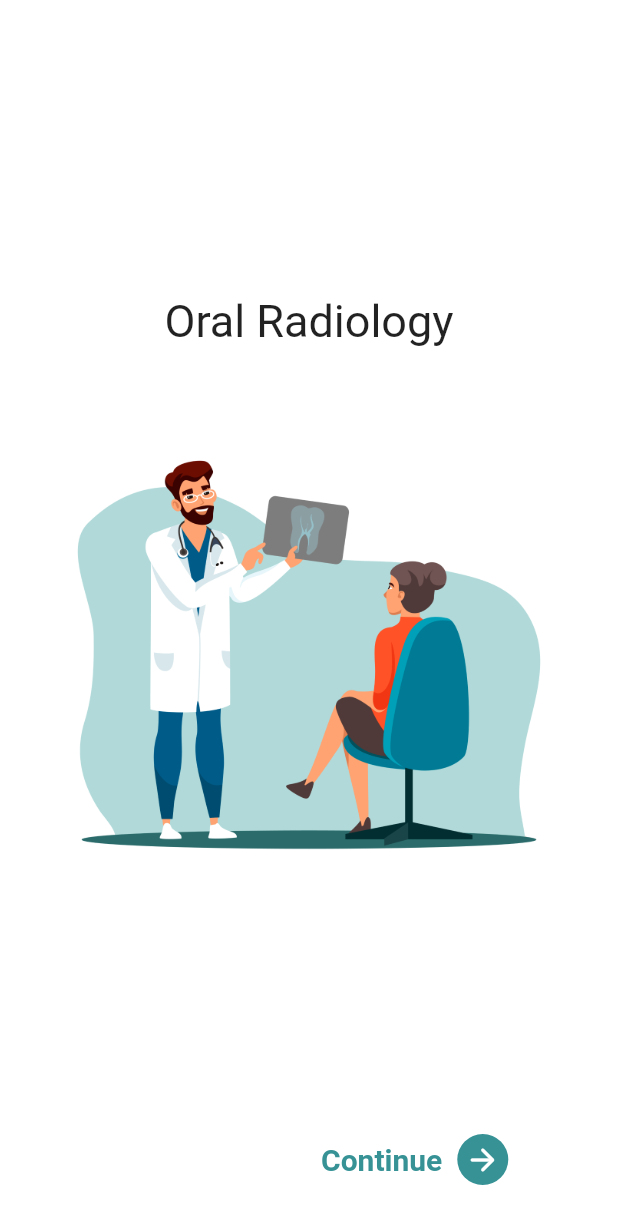
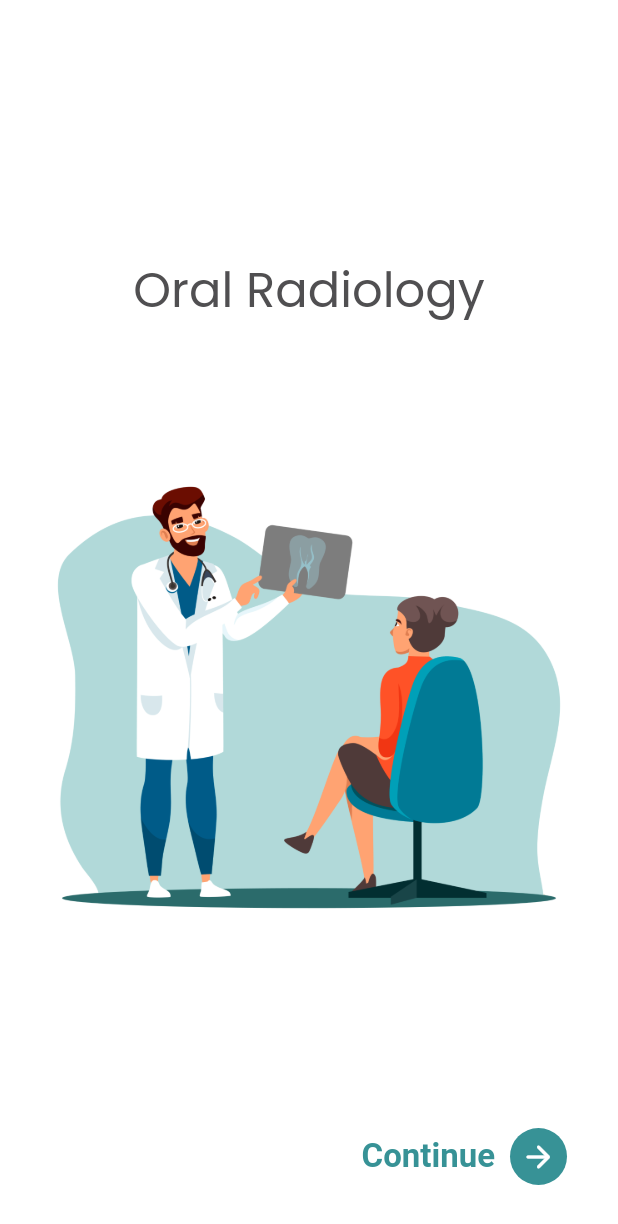
Before and after one commit to IndarMuis/dentalk-anatomy, a Flutter app: the screen it shows after launch, on a phone screen of 412 x 824 dp. Shown: the top 1224 px of the screen. Run offline on Flutter 3.47's test engine with Material 2 defaults, Android fonts, the phone set to English and light mode, and no system bars; drawn by our look-alikes of introduction_screen; our stand-ins replace get, google_fonts.

Commit message:
update: landing page view

```diff
--- a/lib/app/modules/landing_page/views/landing_page_view.dart
+++ b/lib/app/modules/landing_page/views/landing_page_view.dart
@@ -1,3 +1,4 @@
+import 'package:dentalk_anatomy/app/modules/constant.dart';
 import 'package:dentalk_anatomy/app/routes/app_pages.dart';
 import 'package:flutter/material.dart';
 
@@ -15,10 +16,12 @@ class LandingPageView extends GetView<LandingPageController> {
         PageViewModel(
           // title: 'Oral Radiology',
           titleWidget: Padding(
-            padding: EdgeInsets.only(top: Get.height / 5, bottom: 30),
-            child: Text('Oral Radiology', style: TextStyle(fontSize: 30)),
+            padding: EdgeInsets.only(top: Get.height / 6, bottom: 60),
+            child: Text('Oral Radiology',
+                style: Constant.primaryTextStyle.copyWith(fontSize: 32)),
           ),
-          bodyWidget: Image.asset('assets/landing_page_vector.png', width: 350),
+          bodyWidget: Center(
+              child: Image.asset('assets/landing_page_vector.png', width: 400)),
         )
       ],
       dotsFlex: 1,
@@ -34,15 +37,16 @@ class LandingPageView extends GetView<LandingPageController> {
         ),
       ),
       done: Row(
+        mainAxisAlignment: MainAxisAlignment.end,
         children: [
           Text('Continue',
               style: TextStyle(
-                  fontSize: 20,
+                  fontSize: 22,
                   fontWeight: FontWeight.bold,
                   color: Color(0xff379296))),
           Container(
-            margin: EdgeInsets.all(10),
-            padding: EdgeInsets.all(5),
+            margin: EdgeInsets.only(bottom: 10, right: 10, left: 10, top: 10),
+            padding: EdgeInsets.all(7),
             decoration: BoxDecoration(
               color: Color(0xff379296),
               borderRadius: BorderRadius.circular(50),
```
Also changed, not shown: lib/app/modules/home/views/anatomi.dart (added), lib/app/modules/home/views/radiology.dart (added).
